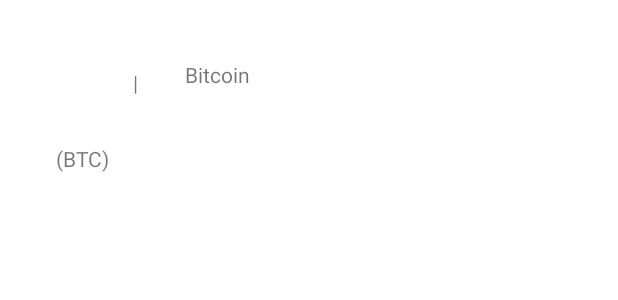
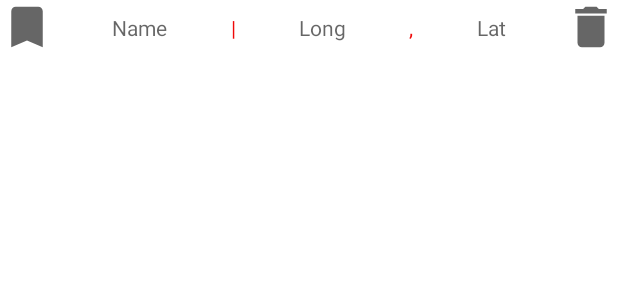
Before and after one commit to re0078/mobdev_hw2_spring_2021, an Android app: the layout bookmark_layout.xml on its own in the app's theme, with its tools: preview values and no code run, on a phone screen of 412 x 824 dp. Shown: the top 300 px of the screen. Run offline under Robolectric (Android 15) with nearby library versions, the phone set to English and light mode, and no system bars.

Commit message:
Fix bookmark_layout.xml

```diff
--- a/app/src/main/java/edu/sharif/mobdev_hw2_spring_2021/ui/dialog/BookmarkDialog.java
+++ b/app/src/main/java/edu/sharif/mobdev_hw2_spring_2021/ui/dialog/BookmarkDialog.java
@@ -12,10 +12,7 @@ import androidx.annotation.NonNull;
 import androidx.annotation.Nullable;
 
 import com.google.android.material.bottomsheet.BottomSheetDialogFragment;
-import com.mapbox.geojson.Point;
 import com.mapbox.mapboxsdk.geometry.LatLng;
-
-import java.time.Duration;
 
 import edu.sharif.mobdev_hw2_spring_2021.R;
 import edu.sharif.mobdev_hw2_spring_2021.db.dao.BookmarkRepository;
@@ -42,7 +39,7 @@ public class BookmarkDialog extends BottomSheetDialogFragment {
         Button saveButton = v.findViewById(R.id.save_button);
 
         saveButton.setOnClickListener(v1 -> {
-            EditText userInput = v.findViewById(R.id.bookmark_name);
+            EditText userInput = v.findViewById(R.id.bookmark_input_name);
             String bookmarkName = userInput.getText().toString();
             while (bookmarkRepository.existBookmark(bookmarkName)) {
                 Toast.makeText(getContext(), "A bookmark with the same name exists", Toast.LENGTH_LONG).show();
--- a/app/src/main/res/layout/bookmark_layout.xml
+++ b/app/src/main/res/layout/bookmark_layout.xml
@@ -1,77 +1,86 @@
 <?xml version="1.0" encoding="utf-8"?>
-<RelativeLayout
-    xmlns:android="http://schemas.android.com/apk/res/android"
+<RelativeLayout xmlns:android="http://schemas.android.com/apk/res/android"
     xmlns:app="http://schemas.android.com/apk/res-auto"
     xmlns:tools="http://schemas.android.com/tools"
     android:layout_width="match_parent"
-    android:layout_height="wrap_content">
+    android:layout_height="wrap_content" >
 
+    <androidx.constraintlayout.widget.ConstraintLayout
+        android:layout_width="match_parent"
+        android:layout_height="wrap_content">
 
+        <TextView
+            android:id="@+id/seperator_bar"
+            android:layout_width="wrap_content"
+            android:layout_height="wrap_content"
+            android:text=" | "
+            android:textColor="#EF0808"
+            app:layout_constraintBottom_toBottomOf="parent"
+            app:layout_constraintEnd_toStartOf="@+id/bookmark_longitude"
+            app:layout_constraintStart_toEndOf="@+id/bookmark_name"
+            app:layout_constraintTop_toTopOf="parent" />
 
-    <RelativeLayout
-        android:layout_width="match_parent"
-        android:layout_height="130dp"
-        >
+        <TextView
+            android:id="@+id/geom_seperator"
+            android:layout_width="wrap_content"
+            android:layout_height="wrap_content"
+            android:text=" , "
+            android:textColor="#EF0B0B"
+            app:layout_constraintBottom_toBottomOf="parent"
+            app:layout_constraintEnd_toStartOf="@+id/bookmark_latitude"
+            app:layout_constraintStart_toEndOf="@+id/bookmark_longitude"
+            app:layout_constraintTop_toTopOf="parent" />
 
+        <TextView
+            android:id="@+id/bookmark_latitude"
+            android:layout_width="wrap_content"
+            android:layout_height="wrap_content"
+            android:hint="Lat"
+            app:layout_constraintBottom_toBottomOf="parent"
+            app:layout_constraintEnd_toStartOf="@+id/bookmark_delete_icon"
+            app:layout_constraintStart_toEndOf="@+id/geom_seperator"
+            app:layout_constraintTop_toTopOf="parent"
+            app:layout_constraintVertical_bias="0.517" />
 
-        <!--CryptoCurrency Image-->
-        <ImageView
-            android:id="@+id/bookmark_icon"
-            android:layout_width="56sp"
-            android:layout_height="56sp"
-            android:layout_alignParentLeft="true"
-            android:layout_marginLeft="20dp"
-            android:layout_marginTop="30sp" />
+        <TextView
+            android:id="@+id/bookmark_longitude"
+            android:layout_width="wrap_content"
+            android:layout_height="wrap_content"
+            android:hint="Long"
+            app:layout_constraintBottom_toBottomOf="parent"
+            app:layout_constraintEnd_toStartOf="@+id/geom_seperator"
+            app:layout_constraintStart_toEndOf="@+id/seperator_bar"
+            app:layout_constraintTop_toTopOf="parent"
+            app:layout_constraintVertical_bias="0.517" />
 
-        <!--CryptoCurrency Initials -->
         <TextView
             android:id="@+id/bookmark_name"
-            android:layout_width="70sp"
+            android:layout_width="wrap_content"
             android:layout_height="wrap_content"
-            android:layout_alignLeft="@+id/bookmark_icon"
-            android:layout_below="@+id/bookmark_icon"
-            android:layout_marginTop="10sp"
-            android:text="(BTC)"
-            android:textAlignment="center"
-            android:gravity="center_horizontal" />
-
-        <!--Divider-->
-        <TextView
-            android:id="@+id/bookmark_longitude"
-            android:layout_width="10sp"
-            android:layout_height="wrap_content"
-            android:layout_marginLeft="85sp"
-            android:layout_marginTop="45sp"
-            android:text="|"
-            android:textAlignment="center"
-            android:gravity="center_horizontal" />
-
-        <!--CryptoCurrency Name-->
-        <TextView
-            android:id="@+id/bookmark_latitude"
-            android:layout_width="90sp"
-            android:layout_height="wrap_content"
-            android:layout_alignParentLeft="true"
-            android:layout_marginLeft="100sp"
-            android:layout_marginTop="40sp"
-            android:text="Bitcoin"
-            android:textAlignment="center"
-            android:gravity="center_horizontal" />
+            android:hint="Name"
+            app:layout_constraintBottom_toBottomOf="parent"
+            app:layout_constraintEnd_toStartOf="@+id/seperator_bar"
+            app:layout_constraintStart_toEndOf="@+id/bookmark_icon"
+            app:layout_constraintTop_toTopOf="parent"
+            app:layout_constraintVertical_bias="0.517" />
 
         <ImageView
             android:id="@+id/bookmark_delete_icon"
-            android:layout_width="56sp"
-            android:layout_height="56sp"
-            android:layout_alignParentLeft="true"
-            android:layout_marginLeft="20dp"
-            android:layout_marginTop="30sp" />
+            android:layout_width="36dp"
+            android:layout_height="36dp"
+            app:layout_constraintBottom_toBottomOf="parent"
+            app:layout_constraintEnd_toEndOf="parent"
+            app:layout_constraintTop_toTopOf="parent"
+            app:srcCompat="@drawable/ic_bookmarks_list_delete_24dp" />
 
-        <View
-            android:layout_width="match_parent"
-            android:layout_height="0.6sp"
-            android:layout_marginTop="148sp"
-            android:background="#7a253d54" />
-    </RelativeLayout>
-
-
+        <ImageView
+            android:id="@+id/bookmark_icon"
+            android:layout_width="36dp"
+            android:layout_height="36dp"
+            app:layout_constraintBottom_toBottomOf="parent"
+            app:layout_constraintStart_toStartOf="parent"
+            app:layout_constraintTop_toTopOf="parent"
+            app:layout_constraintVertical_bias="0.6"
+            app:srcCompat="@drawable/ic_bookmarks_list_24dp" />
+    </androidx.constraintlayout.widget.ConstraintLayout>
 </RelativeLayout>
--- a/app/src/main/res/layout/bottom_sheet_layout.xml
+++ b/app/src/main/res/layout/bottom_sheet_layout.xml
@@ -26,7 +26,7 @@
         android:layout_marginLeft="4dp"
         android:layout_marginRight="4dp"
         android:layout_marginBottom="4dp"
-        android:id="@+id/bookmark_name"
+        android:id="@+id/bookmark_input_name"
         android:textSize="15sp"
         android:inputType="textPersonName"
         android:autofillHints="Bookmark name" />
```
Also changed, not shown: app/src/main/java/edu/sharif/mobdev_hw2_spring_2021/MainActivity.java (+20 -4 lines), app/src/main/java/edu/sharif/mobdev_hw2_spring_2021/ui/bookmark/BookmarkAdapter.java (+14 -3 lines), app/src/main/java/edu/sharif/mobdev_hw2_spring_2021/ui/bookmark/BookmarkFragment.java (+16 -3 lines), app/src/main/java/edu/sharif/mobdev_hw2_spring_2021/ui/bookmark/BookmarkViewHolder.java (+3 -5 lines), app/src/main/res/layout/fragment_bookmark.xml (+22 -2 lines).
